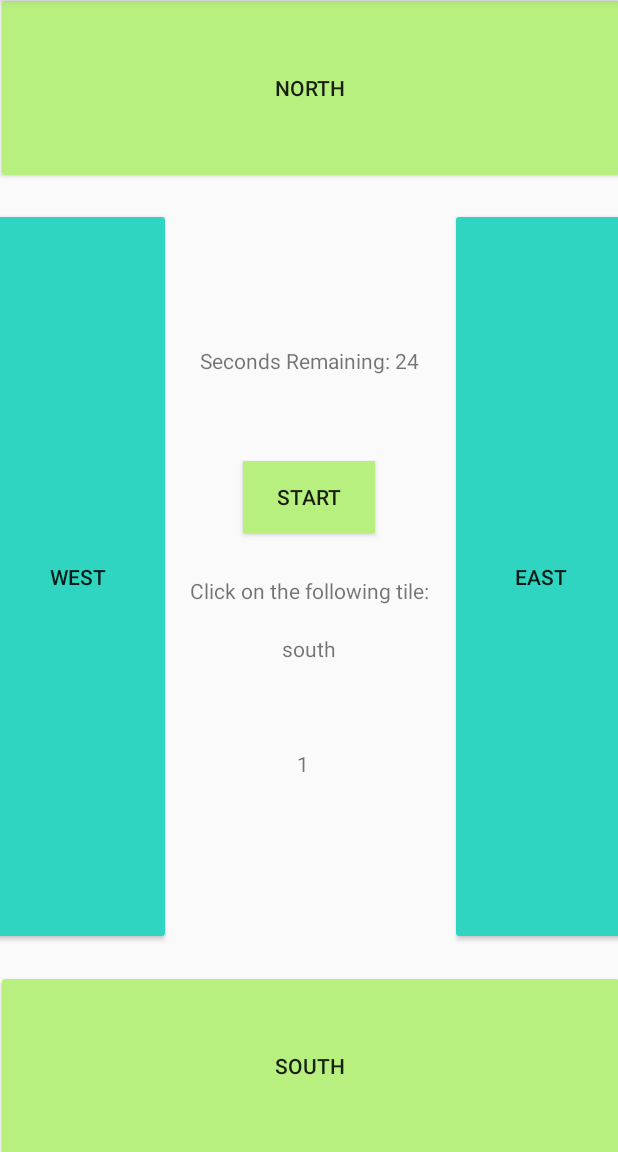
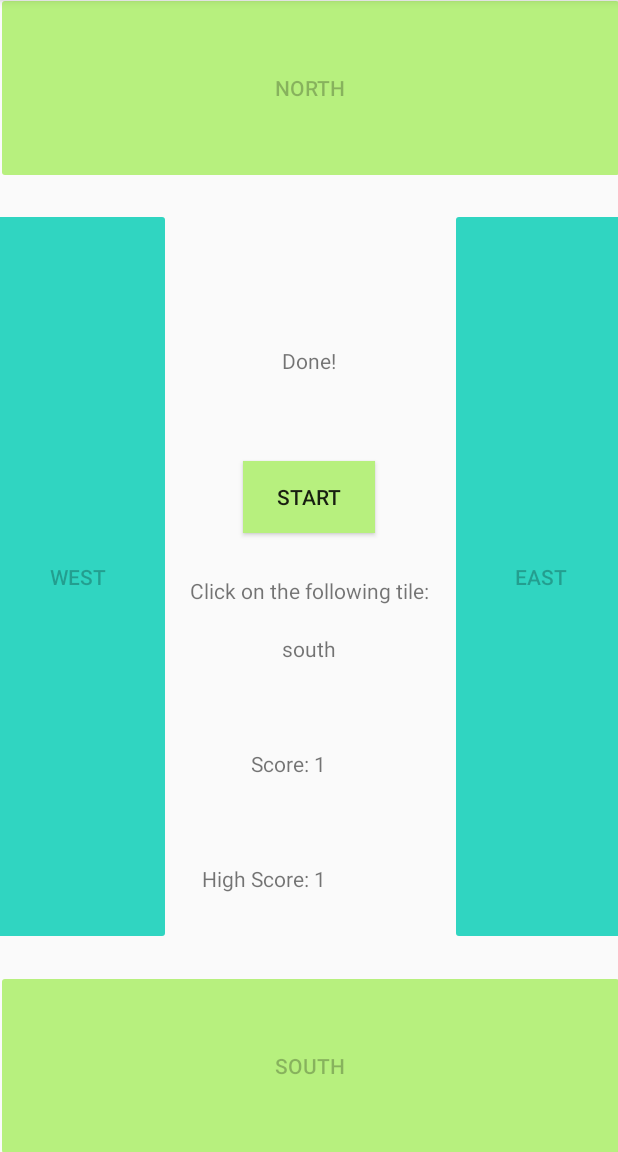
Before and after one commit to vp03/My_Custom_Project, an Android app: the screen it shows after launch (MainActivity), after a tap on "SOUTH", on a phone screen of 412 x 824 dp, the part 84-1236 px from its top. Run offline under Robolectric (Android 15) with nearby library versions, the phone set to English and light mode, and no system bars; 3 other taps on this screen came first.

Commit message:
Lab06c I worked to include SharedPreferences for high score. I tried using the Fragment, but I had difficulties and now I am in the process of GSONing

```diff
--- a/app/src/main/java/com/pentakotavishu/mycustomproject/MainActivity.java
+++ b/app/src/main/java/com/pentakotavishu/mycustomproject/MainActivity.java
@@ -1,12 +1,18 @@
 package com.pentakotavishu.mycustomproject;
 
 import androidx.appcompat.app.AppCompatActivity;
+import androidx.fragment.app.Fragment;
+import androidx.fragment.app.FragmentTransaction;
 
+import android.content.SharedPreferences;
 import android.media.MediaPlayer;
 import android.os.Bundle;
 import android.os.CountDownTimer;
+import android.preference.PreferenceManager;
 import android.util.Log;
+import android.view.LayoutInflater;
 import android.view.View;
+import android.view.ViewGroup;
 import android.widget.Button;
 import android.widget.TextView;
 
@@ -18,6 +24,7 @@ public class MainActivity extends AppCompatActivity {
     Button start;
     TextView showdir;
     TextView score;
+    TextView high_score;
     Button north;
     Button south;
     Button east;
@@ -25,6 +32,9 @@ public class MainActivity extends AppCompatActivity {
     int n;
     String dir;
     int correct=0;
+
+    //note to self: make a field where people can write their name (between time and north)and then make a
+    // class in MainActivity that has their name and their score and then can use GSON
 
     @Override
     protected void onCreate(Bundle savedInstanceState) {
@@ -35,13 +45,20 @@ public class MainActivity extends AppCompatActivity {
         time = findViewById(R.id.textView1);
         start = findViewById(R.id.clickButton);
         showdir = findViewById(R.id.textView3);
-        score = findViewById(R.id.textView4);
+        score = findViewById(R.id.textView5);
+        high_score = findViewById(R.id.textView7);
         north = findViewById(R.id.north);
         south = findViewById(R.id.south);
         east = findViewById(R.id.east);
         west = findViewById(R.id.west);
 
+        final SharedPreferences sharedPreferences = PreferenceManager.getDefaultSharedPreferences(getApplicationContext());
+        final SharedPreferences.Editor editor = sharedPreferences.edit();
+        editor.putInt("high", 0);
+        editor.apply();
+
         mediaPlayer.start();
+
 
         start.setOnClickListener(new View.OnClickListener() {
             @Override
@@ -53,7 +70,7 @@ public class MainActivity extends AppCompatActivity {
 
 
 
-                new CountDownTimer(30000, 1000) {
+                new CountDownTimer(5000, 1000) {
 
 
                     public void onTick(long millisUntilFinished) {
@@ -62,7 +79,7 @@ public class MainActivity extends AppCompatActivity {
                         south.setEnabled(true);
                         east.setEnabled(true);
                         west.setEnabled(true);
-                        score.setText("" + correct);
+                        score.setText(" " + correct);
                     }
 
                     public void onFinish() {
@@ -71,6 +88,13 @@ public class MainActivity extends AppCompatActivity {
                         south.setEnabled(false);
                         east.setEnabled(false);
                         west.setEnabled(false);
+                        if(correct > sharedPreferences.getInt("high", 0)){
+                            editor.putInt("high", correct);
+                            editor.apply();
+                            Log.i("correct", "" + correct);
+                            Log.i("high_val", "" + sharedPreferences.getInt("high", 0));
+                            high_score.setText(" " + sharedPreferences.getInt("high", 0));
+                        }
                         correct=0;
                     }
                 }.start();
@@ -81,6 +105,8 @@ public class MainActivity extends AppCompatActivity {
         //method
 
     }
+
+
 
     public String assign() {
 
@@ -112,7 +138,7 @@ public class MainActivity extends AppCompatActivity {
     public void clickedn(View view) {
         if(dir == "north") {
             correct=correct+1;
-            score.setText("" + correct);
+            score.setText(" " + correct);
         }
         dir = assign();
         showdir.setText(dir);
@@ -121,7 +147,7 @@ public class MainActivity extends AppCompatActivity {
     public void clickede(View view) {
         if(dir == "east") {
             correct=correct+1;
-            score.setText("" + correct);
+            score.setText(" " + correct);
         }
         dir = assign();
         showdir.setText(dir);
@@ -130,7 +156,7 @@ public class MainActivity extends AppCompatActivity {
     public void clickeds(View view) {
         if(dir == "south") {
             correct=correct+1;
-            score.setText("" + correct);
+            score.setText(" " + correct);
         }
         dir = assign();
         showdir.setText(dir);
@@ -139,7 +165,7 @@ public class MainActivity extends AppCompatActivity {
     public void clickedw(View view) {
         if(dir == "west") {
             correct=correct+1;
-            score.setText("" + correct);
+            score.setText(" " + correct);
         }
         dir = assign();
         showdir.setText(dir);
--- a/app/src/main/res/layout/activity_main.xml
+++ b/app/src/main/res/layout/activity_main.xml
@@ -40,6 +40,13 @@
         android:layout_height="wrap_content"
         android:orientation="horizontal"
         app:layout_constraintGuide_percent=".65" />
+
+    <androidx.constraintlayout.widget.Guideline
+        android:id="@+id/horz_guideline7"
+        android:layout_width="wrap_content"
+        android:layout_height="wrap_content"
+        android:orientation="horizontal"
+        app:layout_constraintGuide_percent=".75" />
 
     <androidx.constraintlayout.widget.Guideline
         android:id="@+id/horz_guideline6"
@@ -137,6 +144,22 @@
         app:layout_constraintLeft_toRightOf="@id/vert_guideline"
         app:layout_constraintTop_toBottomOf="@+id/horz_guideline5" />
 
+    <TextView
+        android:id="@+id/textView6"
+        android:layout_width="wrap_content"
+        android:layout_height="wrap_content"
+        android:text="@string/high_score"
+        app:layout_constraintRight_toLeftOf="@id/vert_guideline"
+        app:layout_constraintTop_toBottomOf="@+id/horz_guideline7" />
+
+    <TextView
+        android:id="@+id/textView7"
+        android:layout_width="wrap_content"
+        android:layout_height="wrap_content"
+        android:text="@string/high_val"
+        app:layout_constraintLeft_toRightOf="@id/vert_guideline"
+        app:layout_constraintTop_toBottomOf="@+id/horz_guideline7" />
+
 
     <Button
         android:id="@+id/east"
@@ -191,4 +214,6 @@
         app:layout_constraintTop_toTopOf="parent" />
 
 
+
+
 </androidx.constraintlayout.widget.ConstraintLayout>
--- a/app/src/main/res/values/strings.xml
+++ b/app/src/main/res/values/strings.xml
@@ -11,4 +11,6 @@
     <string name="south">South</string>
     <string name="east">East</string>
     <string name="north">North</string>
+    <string name="high_val"></string>
+    <string name="high_score">High Score:</string>
 </resources>
--- a/build.gradle
+++ b/build.gradle
@@ -8,6 +8,7 @@ buildscript {
     }
     dependencies {
         classpath 'com.android.tools.build:gradle:3.5.3'
+        'com.google.code.gson:gson:2.4'//added for GSON of myCustomProject
 
         // NOTE: Do not place your application dependencies here; they belong
         // in the individual module build.gradle files
```
